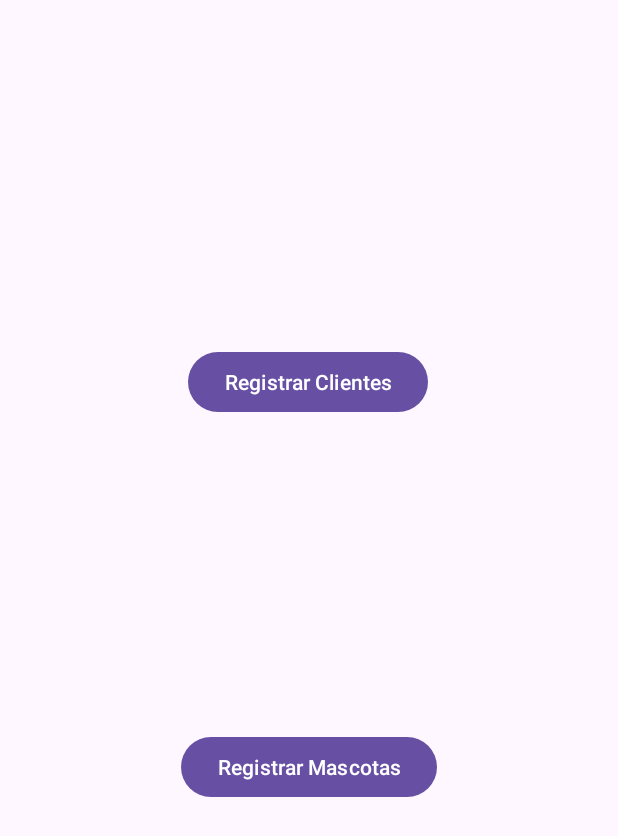
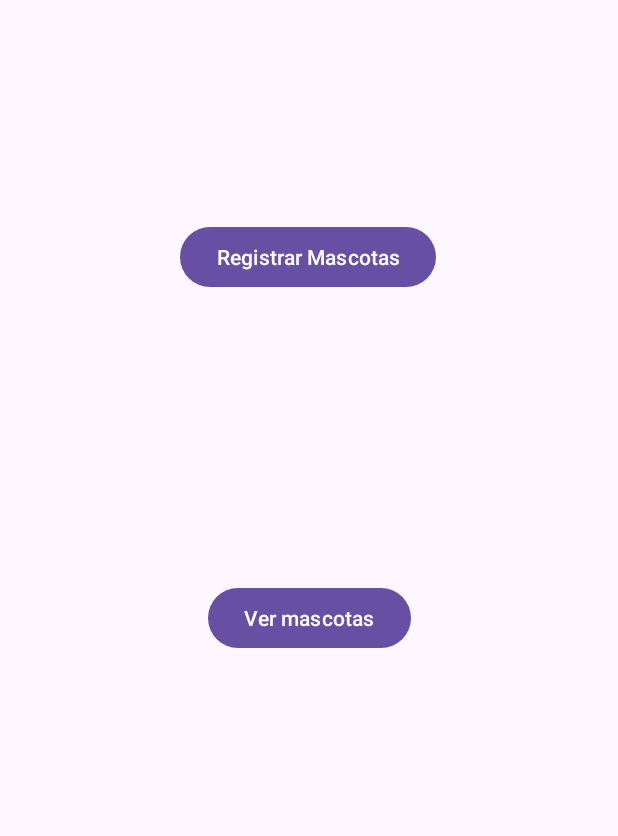
Before and after one commit to JohanLuque/AppVeterinaria, an Android app: the Dashboard screen opened directly, with no data from a screen before it, on a phone screen of 412 x 824 dp. Shown: the top 836 px of the screen. Run offline under Robolectric (Android 15) with nearby library versions, the phone set to English and light mode, and no system bars.

Commit message:
listar mascotas + cambios sin diseño

```diff
--- a/app/src/main/AndroidManifest.xml
+++ b/app/src/main/AndroidManifest.xml
@@ -16,7 +16,9 @@
         android:theme="@style/Theme.Veterinaria"
         android:usesCleartextTraffic="true"
         tools:targetApi="31">
-
+        <activity
+            android:name=".Listar"
+            android:exported="false" />
         <activity
             android:name=".BuscarClienteDNI"
             android:exported="false" />
@@ -37,6 +39,7 @@
             android:exported="true">
             <intent-filter>
                 <action android:name="android.intent.action.MAIN" />
+
                 <category android:name="android.intent.category.LAUNCHER" />
             </intent-filter>
         </activity>
--- a/app/src/main/java/com/example/veterinaria/Dashboard.java
+++ b/app/src/main/java/com/example/veterinaria/Dashboard.java
@@ -8,7 +8,7 @@ import android.view.View;
 import android.widget.Button;
 
 public class Dashboard extends AppCompatActivity {
-    Button btAbrirCliente, btAbrirMascota;
+    Button btAbrirMascota, btVerMascota;
     int idcliente;
 
     @Override
@@ -19,13 +19,7 @@ public class Dashboard extends AppCompatActivity {
         Bundle parametros = this.getIntent().getExtras();
         if(parametros != null){
             idcliente = parametros.getInt("idcliente");
-        }
-        btAbrirCliente.setOnClickListener(new View.OnClickListener() {
-            @Override
-            public void onClick(View view) {
-                abrirActivity(RegistarCliente.class);
-            }
-        });
+        };
         btAbrirMascota.setOnClickListener(new View.OnClickListener() {
             @Override
             public void onClick(View view) {
@@ -34,12 +28,17 @@ public class Dashboard extends AppCompatActivity {
                 startActivity(intent);
             }
         });
+        btVerMascota.setOnClickListener(new View.OnClickListener() {
+            @Override
+            public void onClick(View view) {
+                Intent intent = new Intent(getApplicationContext(), Listar.class);
+                intent.putExtra("idcliente", idcliente);
+                startActivity(intent);
+            }
+        });
     }
     private void loadUI(){
-        btAbrirCliente = findViewById(R.id.btAbrirCliente);
         btAbrirMascota = findViewById(R.id.btAbrirMascota);
-    }
-    private void abrirActivity(Class variable){
-        startActivity(new Intent(getApplicationContext(), variable));
+        btVerMascota = findViewById(R.id.btVerMascota);
     }
 }
--- a/app/src/main/java/com/example/veterinaria/RegistarCliente.java
+++ b/app/src/main/java/com/example/veterinaria/RegistarCliente.java
@@ -5,6 +5,7 @@ import androidx.appcompat.app.AppCompatActivity;
 
 import android.app.AlertDialog;
 import android.content.DialogInterface;
+import android.content.Intent;
 import android.os.Bundle;
 import android.util.Log;
 import android.view.View;
@@ -110,8 +111,9 @@ public class RegistarCliente extends AppCompatActivity {
             @Override
             public void onResponse(String response) {
                     reset();
-                    etApellidos.requestFocus();
                     Toast.makeText(getApplicationContext(), "guadado correctamente", Toast.LENGTH_SHORT).show();
+                    startActivity(new Intent(getApplicationContext(), Login.class));
+                    finish();
             }
         }, new Response.ErrorListener() {
             @Override
--- a/app/src/main/java/com/example/veterinaria/Utilidades.java
+++ b/app/src/main/java/com/example/veterinaria/Utilidades.java
@@ -1,6 +1,7 @@
 package com.example.veterinaria;
 
 public class Utilidades {
-    public static final String URL = "http://192.168.18.12:81/veterinaria/controllers/";
+    //public static final String URL = "http://192.168.18.12:81/veterinaria/controllers/";
+    public static final String URL = "http://192.168.1.109/veterinaria/controllers/";
 
 }
--- a/app/src/main/res/layout/activity_dashboard.xml
+++ b/app/src/main/res/layout/activity_dashboard.xml
@@ -7,25 +7,24 @@
     tools:context=".Dashboard">
 
     <Button
-        android:id="@+id/btAbrirCliente"
-        android:layout_width="wrap_content"
-        android:layout_height="wrap_content"
-        android:text="Registrar Clientes"
-        app:layout_constraintBottom_toBottomOf="parent"
-        app:layout_constraintEnd_toEndOf="parent"
-        app:layout_constraintHorizontal_bias="0.497"
-        app:layout_constraintStart_toStartOf="parent"
-        app:layout_constraintTop_toTopOf="parent"
-        app:layout_constraintVertical_bias="0.297" />
-
-    <Button
         android:id="@+id/btAbrirMascota"
         android:layout_width="wrap_content"
         android:layout_height="wrap_content"
         android:text="Registrar Mascotas"
         app:layout_constraintBottom_toBottomOf="parent"
         app:layout_constraintEnd_toEndOf="parent"
+        app:layout_constraintHorizontal_bias="0.497"
         app:layout_constraintStart_toStartOf="parent"
         app:layout_constraintTop_toTopOf="parent"
-        app:layout_constraintVertical_bias="0.628" />
+        app:layout_constraintVertical_bias="0.19" />
+
+    <Button
+        android:id="@+id/btVerMascota"
+        android:layout_width="wrap_content"
+        android:layout_height="wrap_content"
+        android:text="Ver mascotas"
+        app:layout_constraintBottom_toBottomOf="parent"
+        app:layout_constraintEnd_toEndOf="parent"
+        app:layout_constraintStart_toStartOf="parent"
+        app:layout_constraintTop_toTopOf="parent" />
 </androidx.constraintlayout.widget.ConstraintLayout>
--- a/app/src/main/res/layout/activity_login.xml
+++ b/app/src/main/res/layout/activity_login.xml
@@ -34,4 +34,10 @@
         android:text="Iniciar sesion"
         android:layout_width="match_parent"
         android:layout_height="wrap_content"/>
+
+    <Button
+        android:id="@+id/btAbrirRegistrarCliente"
+        android:layout_width="match_parent"
+        android:layout_height="wrap_content"
+        android:text="Registrate" />
 </LinearLayout>
--- a/app/src/main/res/layout/activity_registrar_mascota.xml
+++ b/app/src/main/res/layout/activity_registrar_mascota.xml
@@ -68,6 +68,7 @@
     <Spinner
         android:id="@+id/spRaza"
         android:layout_width="match_parent"
+        android:layout_marginBottom="20dp"
         android:layout_height="wrap_content" />
 
     <Button
```
Also changed, not shown: app/src/main/java/com/example/veterinaria/Listar.java (added, +84 -0 lines), app/src/main/java/com/example/veterinaria/Login.java (+10 -2 lines), app/src/main/res/layout/activity_listar.xml (added, +23 -0 lines).
